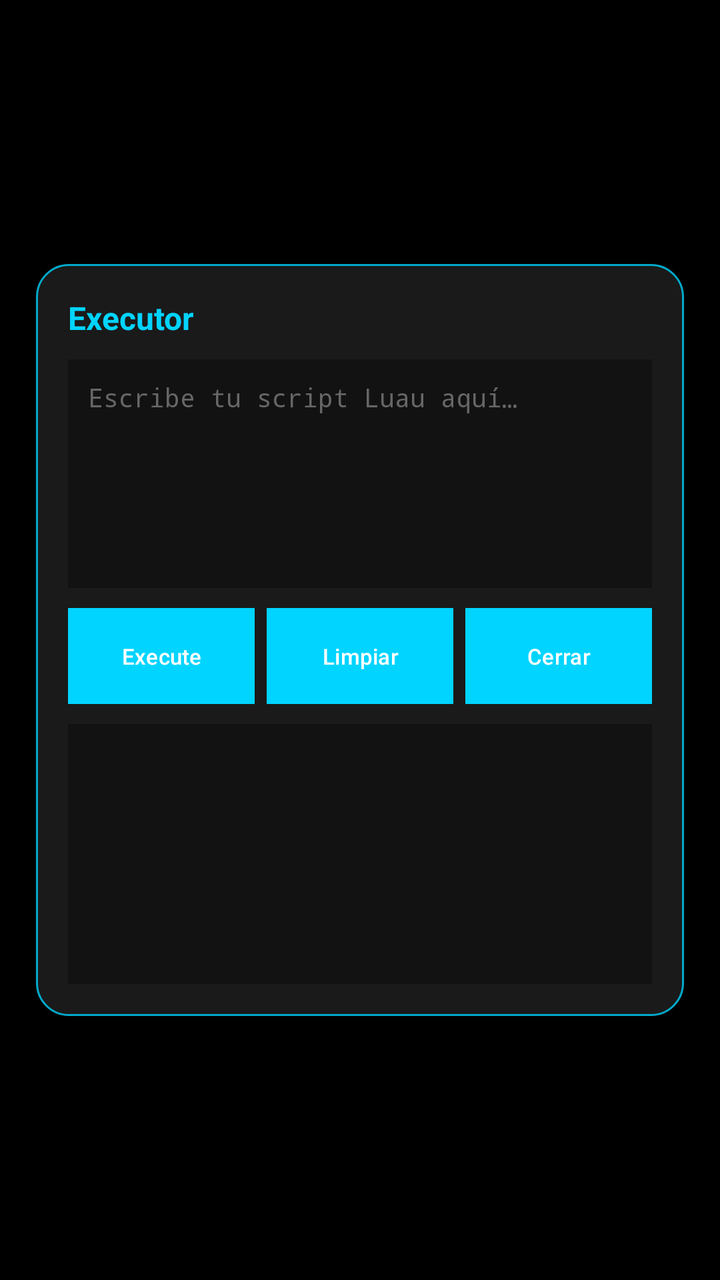
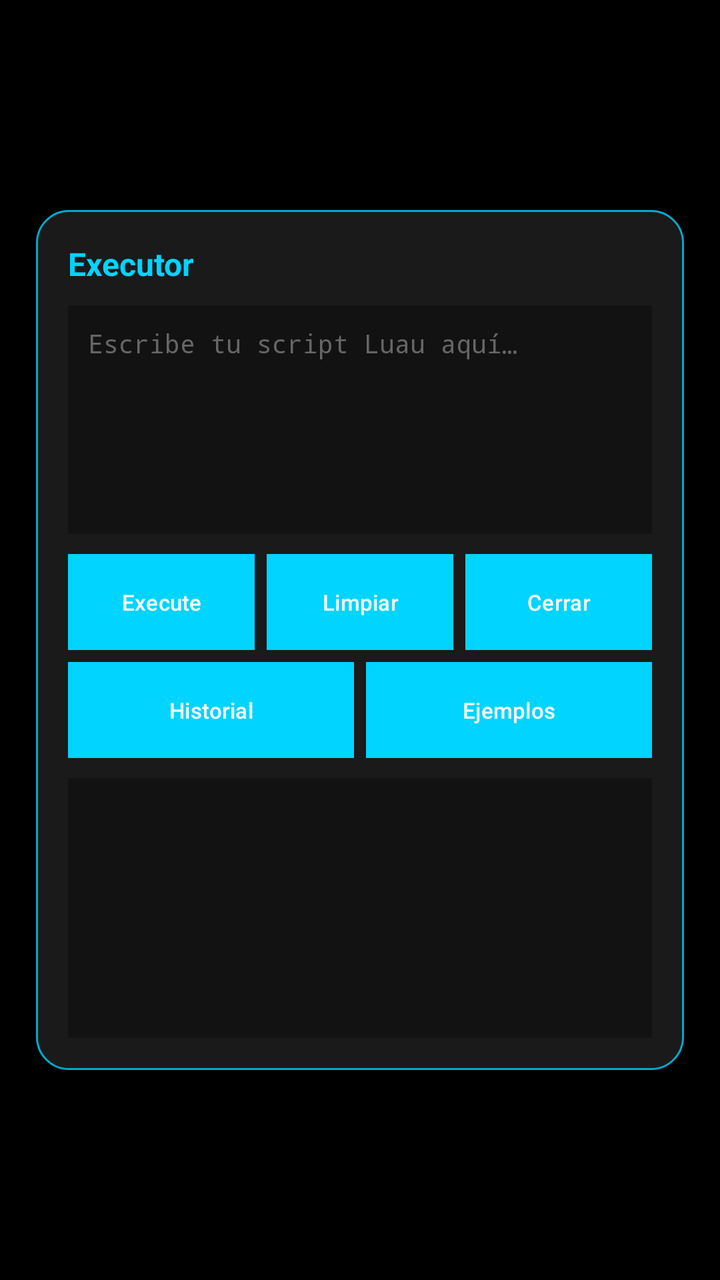

An Android layout rendered at two revisions. The XML below is the earlier revision; the diff shows what the commit changed to produce the second picture.
<!-- AndroidManifest.xml: application theme Theme.MobileBlox -->
<!-- res/layout/overlay_executor.xml -->
<?xml version="1.0" encoding="utf-8"?>
<FrameLayout xmlns:android="http://schemas.android.com/apk/res/android"
    android:id="@+id/overlay_root"
    android:layout_width="match_parent"
    android:layout_height="match_parent"
    android:background="#B3000000"
    android:clickable="true"
    android:focusable="true"
    android:focusableInTouchMode="true">

    <LinearLayout
        android:id="@+id/overlay_panel"
        android:layout_width="match_parent"
        android:layout_height="wrap_content"
        android:layout_gravity="center"
        android:layout_margin="18dp"
        android:background="@drawable/panel_background"
        android:clickable="true"
        android:focusable="true"
        android:orientation="vertical"
        android:padding="16dp">

        <TextView
            android:layout_width="match_parent"
            android:layout_height="wrap_content"
            android:text="@string/executor_title"
            android:textColor="@color/accent_electric_blue"
            android:textSize="16sp"
            android:textStyle="bold" />

        <EditText
            android:id="@+id/overlay_editor"
            android:layout_width="match_parent"
            android:layout_height="wrap_content"
            android:layout_marginTop="10dp"
            android:background="@color/panel_darker_gray"
            android:fontFamily="monospace"
            android:gravity="top|start"
            android:hint="@string/editor_hint"
            android:inputType="textMultiLine|textNoSuggestions"
            android:maxLines="10"
            android:minLines="6"
            android:padding="10dp"
            android:scrollbars="vertical"
            android:textColor="@color/text_white"
            android:textColorHint="@color/text_dim"
            android:textSize="13sp" />

        <LinearLayout
            android:layout_width="match_parent"
            android:layout_height="wrap_content"
            android:layout_marginTop="10dp"
            android:orientation="horizontal">

            <com.google.android.material.button.MaterialButton
                android:id="@+id/overlay_execute"
                style="@style/Widget.MobileBlox.Button"
                android:layout_width="0dp"
                android:layout_height="wrap_content"
                android:layout_weight="1"
                android:text="@string/execute"
                android:textSize="11sp" />

            <com.google.android.material.button.MaterialButton
                android:id="@+id/overlay_clear"
                style="@style/Widget.MobileBlox.Button"
                android:layout_width="0dp"
                android:layout_height="wrap_content"
                android:layout_marginStart="6dp"
                android:layout_weight="1"
                android:text="@string/clear"
                android:textSize="11sp" />

            <com.google.android.material.button.MaterialButton
                android:id="@+id/overlay_close"
                style="@style/Widget.MobileBlox.Button"
                android:layout_width="0dp"
                android:layout_height="wrap_content"
                android:layout_marginStart="6dp"
                android:layout_weight="1"
                android:text="@string/close"
                android:textSize="11sp" />
        </LinearLayout>

        <ScrollView
            android:id="@+id/overlay_output_scroll"
            android:layout_width="match_parent"
            android:layout_height="130dp"
            android:layout_marginTop="10dp"
            android:background="@color/panel_darker_gray"
            android:padding="8dp">

            <TextView
                android:id="@+id/overlay_output"
                android:layout_width="match_parent"
                android:layout_height="wrap_content"
                android:fontFamily="monospace"
                android:textColor="@color/text_gray"
                android:textIsSelectable="true"
                android:textSize="12sp" />
        </ScrollView>

    </LinearLayout>
</FrameLayout>
<!-- resources referenced by this layout -->
<resources>
  <color name="accent_electric_blue">#00d4ff</color>
  <color name="panel_darker_gray">#121212</color>
  <color name="text_dim">#666666</color>
  <color name="text_gray">#aaaaaa</color>
  <color name="text_white">#ffffff</color>
  <!-- drawable panel_background (drawable) -->
  <?xml version="1.0" encoding="utf-8"?>
  <shape xmlns:android="http://schemas.android.com/apk/res/android"
      android:shape="rectangle">
      <solid android:color="@color/panel_dark_gray" />
      <corners android:radius="16dp" />
      <stroke
          android:width="1dp"
          android:color="@color/accent_electric_blue_dim" />
  </shape>
  <string name="clear">Limpiar</string>
  <string name="close">Cerrar</string>
  <string name="editor_hint">Escribe tu script Luau aquí…</string>
  <string name="execute">Execute</string>
  <string name="executor_title">Executor</string>
  <style name="Widget.MobileBlox.Button" parent="Widget.Material3.Button">
          <item name="android:background">@color/button_black</item>
          <item name="android:textColor">@color/text_white</item>
          <item name="cornerRadius">4dp</item>
          <item name="strokeColor">@color/accent_electric_blue</item>
          <item name="strokeWidth">1dp</item>
          <item name="rippleColor">@color/accent_electric_blue</item>
      </style>
  <color name="panel_dark_gray">#1a1a1a</color>
  <color name="accent_electric_blue_dim">#00aacc</color>
  <color name="button_black">#0d0d0d</color>
  <color name="background_black">#000000</color>
  <color name="error_red">#ff4444</color>
  <style name="Theme.MobileBlox.AppBarOverlay" parent="ThemeOverlay.Material3.Dark.ActionBar">
          <item name="android:background">@color/panel_dark_gray</item>
          <item name="titleTextColor">@color/text_white</item>
      </style>
  <style name="Theme.MobileBlox.PopupOverlay" parent="ThemeOverlay.Material3.Light">
          <item name="android:background">@color/panel_dark_gray</item>
          <item name="android:textColor">@color/text_white</item>
      </style>
  <style name="Widget.MobileBlox.TextInputLayout" parent="Widget.Material3.TextInputLayout.OutlinedBox">
          <item name="boxBackgroundColor">@color/panel_dark_gray</item>
          <item name="boxStrokeColor">@color/divider</item>
          <item name="boxStrokeWidth">1dp</item>
          <item name="boxStrokeWidthFocused">2dp</item>
          <item name="hintTextColor">@color/text_gray</item>
          <item name="android:textColorHint">@color/text_gray</item>
      </style>
  <color name="divider">#333333</color>
  <!-- unchanged entries left out for length: 1 -->
</resources>

<!-- the commit's change to res/layout/overlay_executor.xml (unified diff, before → after) -->
@@ -28,7 +28,7 @@
             android:textSize="16sp"
             android:textStyle="bold" />
 
-        <EditText
+        <MultiAutoCompleteTextView
             android:id="@+id/overlay_editor"
             android:layout_width="match_parent"
             android:layout_height="wrap_content"
@@ -82,6 +82,32 @@
                 android:textSize="11sp" />
         </LinearLayout>
 
+        <LinearLayout
+            android:layout_width="match_parent"
+            android:layout_height="wrap_content"
+            android:layout_marginTop="6dp"
+            android:orientation="horizontal">
+
+            <com.google.android.material.button.MaterialButton
+                android:id="@+id/overlay_history"
+                style="@style/Widget.MobileBlox.Button"
+                android:layout_width="0dp"
+                android:layout_height="wrap_content"
+                android:layout_weight="1"
+                android:text="@string/history"
+                android:textSize="11sp" />
+
+            <com.google.android.material.button.MaterialButton
+                android:id="@+id/overlay_examples"
+                style="@style/Widget.MobileBlox.Button"
+                android:layout_width="0dp"
+                android:layout_height="wrap_content"
+                android:layout_marginStart="6dp"
+                android:layout_weight="1"
+                android:text="@string/examples"
+                android:textSize="11sp" />
+        </LinearLayout>
+
         <ScrollView
             android:id="@+id/overlay_output_scroll"
             android:layout_width="match_parent"
<!-- resource entries referenced after the edit -->
@@ -18,8 +18,10 @@
   <string name="clear">Limpiar</string>
   <string name="close">Cerrar</string>
   <string name="editor_hint">Escribe tu script Luau aquí…</string>
+  <string name="examples">Ejemplos</string>
   <string name="execute">Execute</string>
   <string name="executor_title">Executor</string>
+  <string name="history">Historial</string>
   <style name="Widget.MobileBlox.Button" parent="Widget.Material3.Button">
           <item name="android:background">@color/button_black</item>
           <item name="android:textColor">@color/text_white</item>
